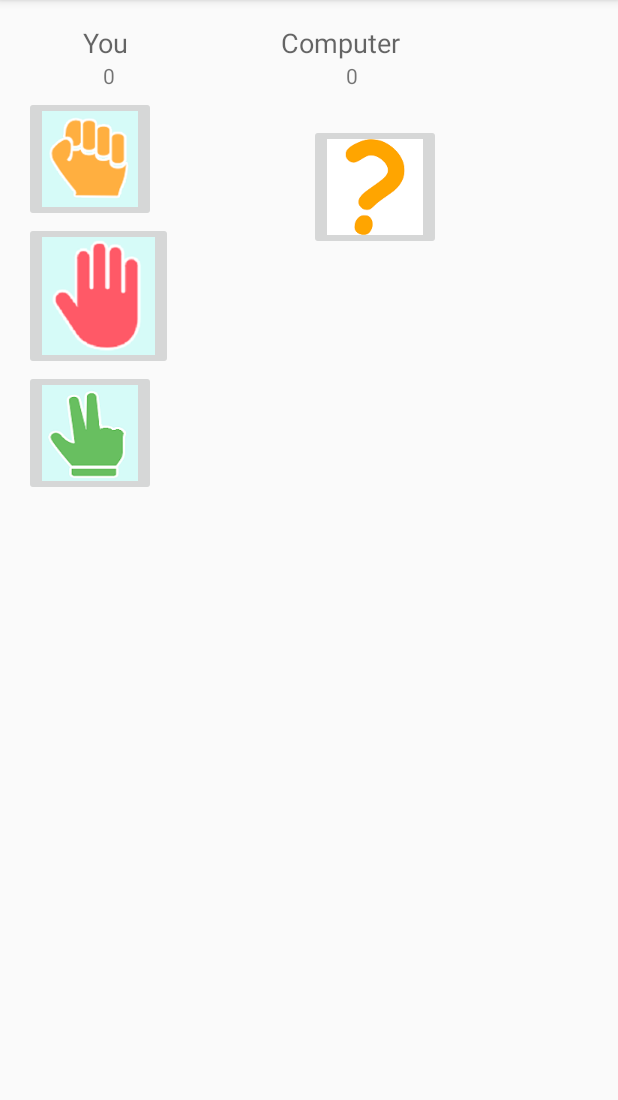
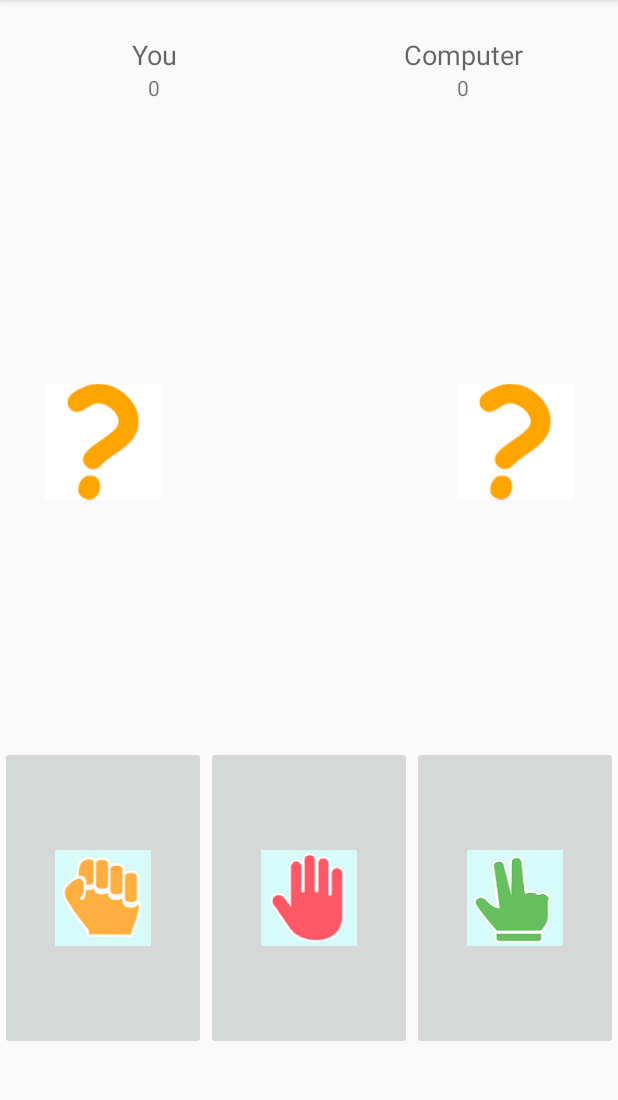
Before and after one commit to rain1024/rock-paper-scissor, an Android app: the screen it shows after launch (MainActivity), on a phone screen of 412 x 824 dp, the part 84-1184 px from its top. Run offline under Robolectric (Android 15) with nearby library versions, the phone set to English and light mode, and no system bars.

Commit message:
add layout

```diff
--- /dev/null
+++ b/app/src/main/java/com/example/rain/rock_paper_scissors_lizard_spock/GAME_MOVE.java
@@ -0,0 +1,8 @@
+package com.example.rain.rock_paper_scissors_lizard_spock;
+
+/**
+ * Created by rain on 1/6/2016.
+ */
+public enum GAME_MOVE {
+    ROCK, PAPER, SCISSOR
+}
--- /dev/null
+++ b/app/src/main/java/com/example/rain/rock_paper_scissors_lizard_spock/Game.java
@@ -0,0 +1,11 @@
+package com.example.rain.rock_paper_scissors_lizard_spock;
+
+import java.util.ArrayList;
+
+/**
+ * Created by rain on 1/6/2016.
+ */
+
+public class Game {
+    public ArrayList<Player> players;
+}
--- a/app/src/main/java/com/example/rain/rock_paper_scissors_lizard_spock/MainActivity.java
+++ b/app/src/main/java/com/example/rain/rock_paper_scissors_lizard_spock/MainActivity.java
@@ -9,6 +9,7 @@ import android.view.View;
 import android.view.Menu;
 import android.view.MenuItem;
 import android.widget.ImageButton;
+import android.widget.ImageView;
 import android.widget.TextView;
 
 import java.util.ArrayList;
@@ -60,8 +61,10 @@ public class MainActivity extends AppCompatActivity {
         images.put("Rock", R.mipmap.rock);
         images.put("Scissor", R.mipmap.scissor);
         images.put("Paper", R.mipmap.paper);
-        ImageButton button = (ImageButton)findViewById(R.id.imageComputer);
-        button.setImageResource(images.get(this.computer.getChoice()));
+        ImageView imageComputer = (ImageView) findViewById(R.id.imageComputer);
+        imageComputer.setImageResource(images.get(this.computer.getChoice()));
+        ImageView imageUser = (ImageView) findViewById(R.id.imageUser);
+        imageUser.setImageResource(images.get(this.user.getChoice()));
 
         ((TextView)findViewById(R.id.textUserPoint)).setText(String.valueOf(this.user.getPoint()));
         ((TextView)findViewById(R.id.textComputerPoint)).setText(String.valueOf(this.computer.getPoint()));
@@ -95,12 +98,12 @@ public class MainActivity extends AppCompatActivity {
         String computerChoice = this.computer.getChoice();
 
         if(userChoice == computerChoice){
-            this.result = "Draw";
+            this.result = "Draw!";
         } else if(rules.get(userChoice) == computerChoice){
-           this.result = "Win";
+           this.result = "Win!";
             this.user.addPoint();
         } else {
-            this.result = "Lose";
+            this.result = "Lose!";
             this.computer.addPoint();
         }
         this.updateUI();
--- a/app/src/main/res/layout/content_main.xml
+++ b/app/src/main/res/layout/content_main.xml
@@ -1,107 +1,151 @@
 <?xml version="1.0" encoding="utf-8"?>
-<RelativeLayout xmlns:android="http://schemas.android.com/apk/res/android"
-    xmlns:tools="http://schemas.android.com/tools"
-    xmlns:app="http://schemas.android.com/apk/res-auto" android:layout_width="match_parent"
-    android:layout_height="match_parent" android:paddingLeft="@dimen/activity_horizontal_margin"
-    android:paddingRight="@dimen/activity_horizontal_margin"
-    android:paddingTop="@dimen/activity_vertical_margin"
-    android:paddingBottom="@dimen/activity_vertical_margin"
-    app:layout_behavior="@string/appbar_scrolling_view_behavior"
-    tools:showIn="@layout/activity_main" tools:context=".MainActivity">
+<LinearLayout xmlns:android="http://schemas.android.com/apk/res/android"
+    android:layout_width="match_parent"
+    android:layout_height="match_parent"
+    android:orientation="vertical">
 
-    <ImageButton
-        android:layout_width="wrap_content"
-        android:layout_height="wrap_content"
-        android:layout_marginTop="48dp"
-        android:src="@mipmap/rock"
-        android:id="@+id/imageButton2"
-        android:onClick="chooseRock"
-        android:layout_alignParentTop="true"
-        android:layout_alignParentLeft="true"
-        android:layout_alignParentStart="true" />
+    <LinearLayout
+        android:layout_width="match_parent"
+        android:layout_height="80dp"></LinearLayout>
 
-    <ImageButton
-        android:layout_width="wrap_content"
-        android:layout_height="wrap_content"
-        android:id="@+id/imageButton"
-        android:src="@mipmap/paper"
-        android:onClick="choosePaper"
-        android:layout_below="@+id/imageButton2"
-        android:layout_alignParentLeft="true" />
+    <LinearLayout
+        android:layout_width="match_parent"
+        android:layout_height="0dp"
+        android:layout_weight="1"
+        android:orientation="horizontal">
 
-    <ImageButton
-        android:layout_width="wrap_content"
-        android:layout_height="wrap_content"
-        android:id="@+id/imageButton3"
-        android:src="@mipmap/scissor"
-        android:onClick="chooseScissor"
-        android:layout_below="@+id/imageButton"
-        android:layout_alignParentLeft="true" />
+        <LinearLayout
+            android:layout_width="0dp"
+            android:layout_height="match_parent"
+            android:layout_weight="1"
+            android:orientation="vertical">
 
-    <TextView
-        android:layout_width="wrap_content"
-        android:layout_height="wrap_content"
-        android:textAppearance="?android:attr/textAppearanceLarge"
-        android:id="@+id/textResult"
-        android:layout_marginTop="62dp"
-        android:layout_below="@+id/imageButton3"
-        android:layout_centerHorizontal="true" />
+            <TextView
+                android:id="@+id/textView"
+                android:layout_width="fill_parent"
+                android:layout_height="wrap_content"
+                android:gravity="center_horizontal"
+                android:text="You"
+                android:textAppearance="?android:attr/textAppearanceMedium" />
 
-    <TextView
-        android:layout_width="wrap_content"
-        android:layout_height="wrap_content"
-        android:textAppearance="?android:attr/textAppearanceMedium"
-        android:text="You"
-        android:id="@+id/textView"
-        android:layout_marginRight="18dp"
-        android:layout_marginEnd="18dp"
-        android:layout_alignParentTop="true"
-        android:layout_alignRight="@+id/imageButton3"
-        android:layout_alignEnd="@+id/imageButton3" />
+            <TextView
+                android:id="@+id/textUserPoint"
+                android:layout_width="fill_parent"
+                android:layout_height="wrap_content"
+                android:gravity="center_horizontal"
+                android:text="0" />
 
-    <TextView
-        android:layout_width="wrap_content"
-        android:layout_height="wrap_content"
-        android:textAppearance="?android:attr/textAppearanceMedium"
-        android:text="Computer"
-        android:id="@+id/textView2"
-        android:layout_marginRight="27dp"
-        android:layout_marginEnd="27dp"
-        android:layout_above="@+id/imageComputer"
-        android:layout_alignRight="@+id/imageComputer"
-        android:layout_alignEnd="@+id/imageComputer" />
+        </LinearLayout>
 
-    <ImageButton
-        android:layout_width="wrap_content"
-        android:layout_height="wrap_content"
-        android:id="@+id/imageComputer"
-        android:src="@mipmap/thinking"
-        android:layout_below="@+id/textView"
-        android:layout_toRightOf="@+id/textResult"
-        android:layout_toEndOf="@+id/textResult"
-        android:layout_marginTop="42dp" />
+        <LinearLayout
+            android:layout_width="0dp"
+            android:layout_height="match_parent"
+            android:layout_weight="1"
+            android:orientation="vertical">
 
-    <TextView
-        android:layout_width="wrap_content"
-        android:layout_height="wrap_content"
-        android:text="0"
-        android:id="@+id/textUserPoint"
-        android:layout_below="@+id/textView"
-        android:layout_alignRight="@+id/textView"
-        android:layout_alignEnd="@+id/textView"
-        android:layout_marginRight="9dp"
-        android:layout_marginEnd="9dp" />
+            <TextView
+                android:id="@+id/textView2"
+                android:layout_width="fill_parent"
+                android:layout_height="wrap_content"
+                android:gravity="center_horizontal"
+                android:text="Computer"
+                android:textAppearance="?android:attr/textAppearanceMedium" />
 
-    <TextView
-        android:layout_width="wrap_content"
-        android:layout_height="wrap_content"
-        android:text="0"
-        android:id="@+id/textComputerPoint"
-        android:layout_alignBaseline="@+id/textUserPoint"
-        android:layout_alignBottom="@+id/textUserPoint"
-        android:layout_alignRight="@+id/textView2"
-        android:layout_alignEnd="@+id/textView2"
-        android:layout_marginRight="28dp"
-        android:layout_marginEnd="28dp" />
+            <TextView
+                android:id="@+id/textComputerPoint"
+                android:layout_width="fill_parent"
+                android:layout_height="wrap_content"
+                android:gravity="center_horizontal"
+                android:text="0" />
+        </LinearLayout>
 
-</RelativeLayout>
+
+    </LinearLayout>
+
+    <LinearLayout
+        android:layout_width="match_parent"
+        android:layout_height="0dp"
+        android:layout_weight="6"
+        android:orientation="horizontal">
+
+        <LinearLayout
+            android:layout_width="0dp"
+            android:layout_height="fill_parent"
+            android:layout_weight="1"
+            android:padding="30dp"
+            android:orientation="vertical">
+            <ImageView
+                android:id="@+id/imageUser"
+                android:layout_width="fill_parent"
+                android:layout_height="fill_parent"
+                android:src="@mipmap/thinking"/>
+        </LinearLayout>
+        <LinearLayout
+            android:layout_width="0dp"
+            android:layout_height="fill_parent"
+            android:layout_weight="1"
+            android:padding="30dp"
+            android:orientation="vertical">
+
+            <TextView
+                android:id="@+id/textResult"
+                android:layout_width="wrap_content"
+                android:layout_height="fill_parent"
+                android:gravity="center_vertical"
+                android:textAppearance="?android:attr/textAppearanceLarge" />
+        </LinearLayout>
+
+        <LinearLayout
+            android:layout_width="0dp"
+            android:layout_height="fill_parent"
+            android:layout_weight="1"
+            android:orientation="horizontal">
+
+            <ImageView
+                android:id="@+id/imageComputer"
+                android:layout_width="fill_parent"
+                android:layout_height="fill_parent"
+                android:padding="30dp"
+                android:src="@mipmap/thinking" />
+        </LinearLayout>
+    </LinearLayout>
+
+    <LinearLayout
+        android:layout_width="match_parent"
+        android:layout_height="0dp"
+        android:layout_weight="3"
+        android:orientation="horizontal">
+
+        <ImageButton
+            android:id="@+id/imageButton2"
+            android:layout_width="0dp"
+            android:layout_height="fill_parent"
+            android:layout_weight="1"
+            android:onClick="chooseRock"
+            android:src="@mipmap/rock" />
+
+        <ImageButton
+            android:id="@+id/imageButton"
+            android:layout_width="0dp"
+            android:layout_height="fill_parent"
+            android:layout_weight="1"
+            android:onClick="choosePaper"
+            android:src="@mipmap/paper" />
+
+        <ImageButton
+            android:id="@+id/imageButton3"
+            android:layout_width="0dp"
+            android:layout_height="fill_parent"
+            android:layout_weight="1"
+            android:onClick="chooseScissor"
+            android:src="@mipmap/scissor" />
+    </LinearLayout>
+
+    <LinearLayout
+        android:layout_width="match_parent"
+        android:layout_height="0dp"
+        android:layout_weight="1">
+
+
+    </LinearLayout>
+</LinearLayout>
```
Also changed, not shown: app/src/main/res/mipmap-xhdpi/paper.png, 1 other file.
